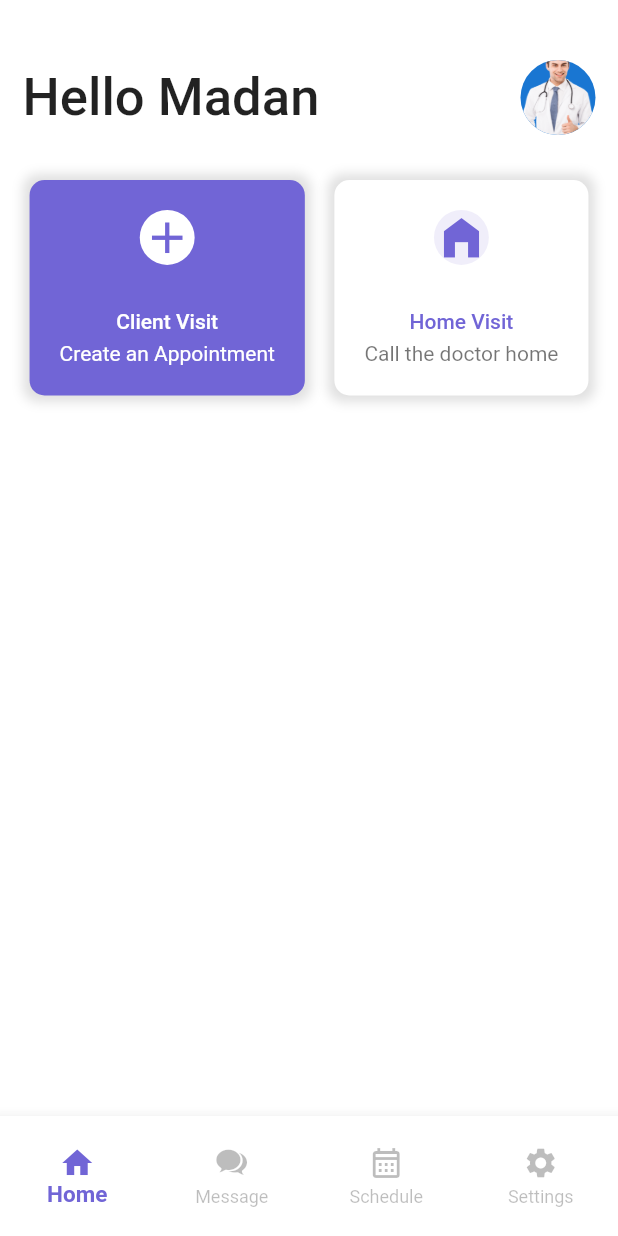
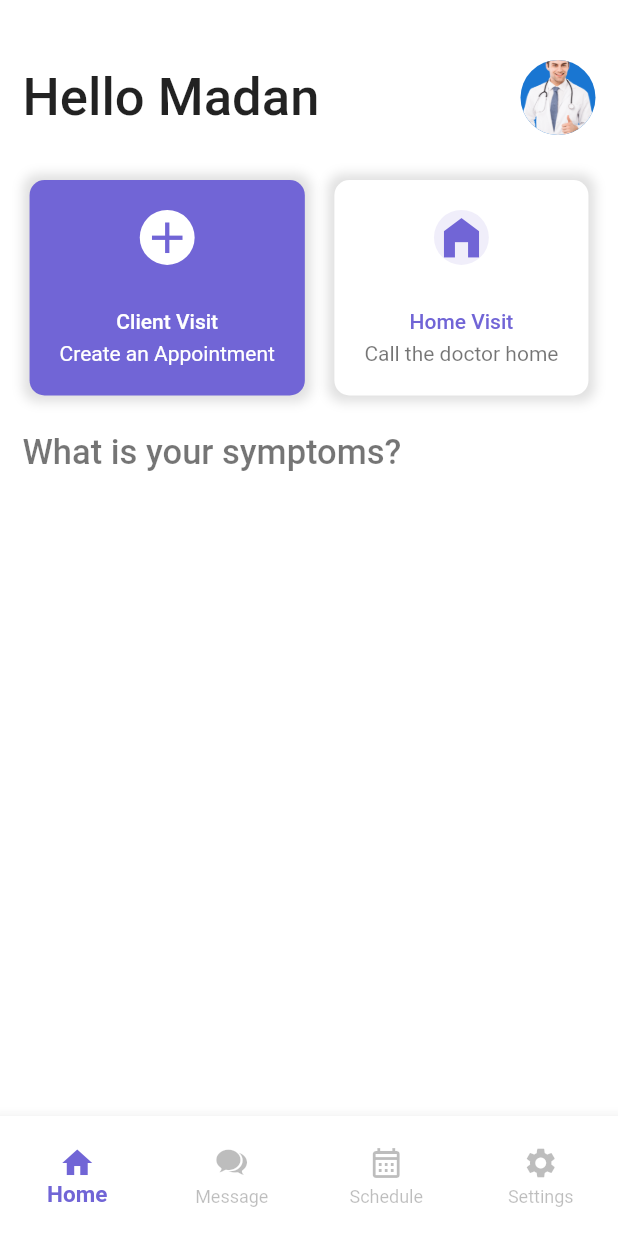
Before and after one commit to Gowsalyanatraj/health_care_app_flutter, a Flutter app: the NavBarRoots screen opened directly, on a phone screen of 412 x 824 dp. Run offline on Flutter 3.47's test engine with Material 2 defaults, Android fonts, the phone set to English and light mode, and no system bars.

Commit message:
feat: creating symptoms text

```diff
--- a/lib/screens/home_screen.dart
+++ b/lib/screens/home_screen.dart
@@ -121,6 +121,17 @@ class HomeScreen extends StatelessWidget {
               ),
             ],
           ),
+          const SizedBox(height: 25),
+          const Padding(
+            padding: EdgeInsets.only(left: 15),
+            child: Text(
+              "What is your symptoms?",
+              style: TextStyle(
+                  fontSize: 23,
+                  fontWeight: FontWeight.w500,
+                  color: Colors.black54),
+            ),
+          )
         ],
       ),
     );
```
